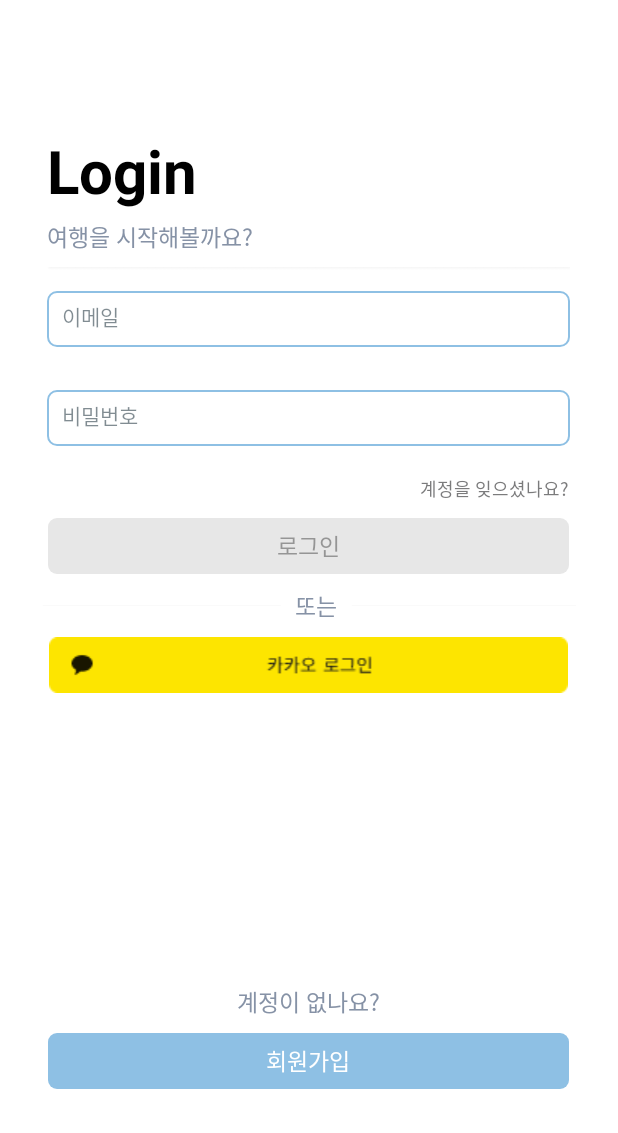
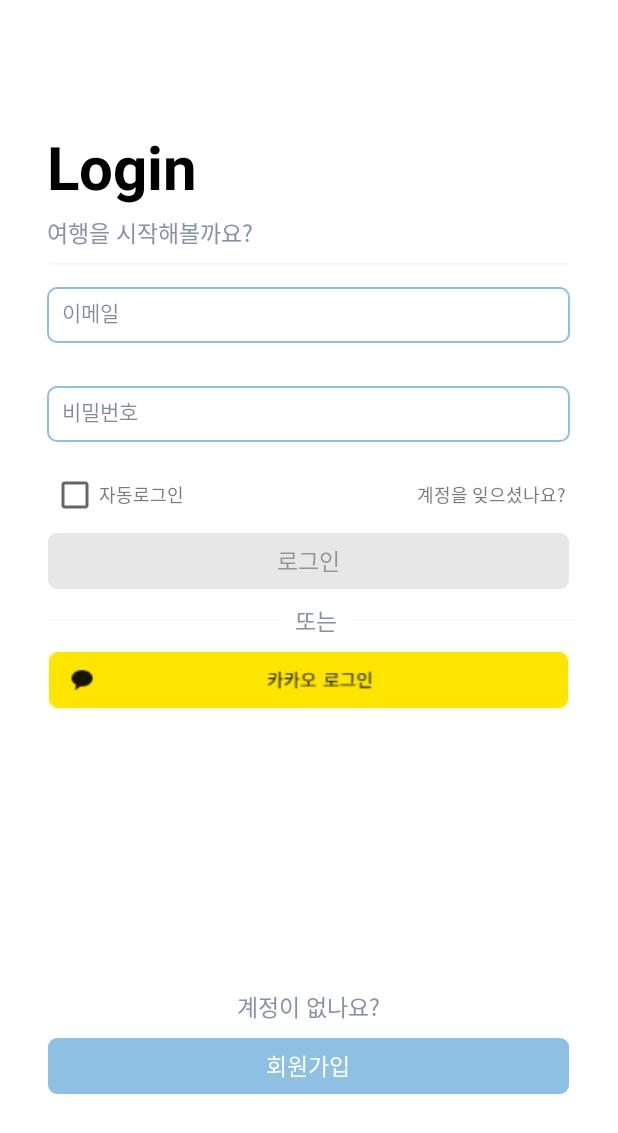
Before and after one commit to brotheravocado/darktour_project, an Android app: the screen it shows after launch (Login), on a phone screen of 412 x 824 dp. Shown: the top 1133 px of the screen. Run offline under Robolectric (Android 15) with nearby library versions, the phone set to English and light mode, and no system bars; libraries missing offline, so code that uses them is left out: com.kakao.auth, com.kakao.network, com.kakao.usermgmt, com.kakao.util; 3 statements that could not run were skipped.

Commit message:
자동로그인

```diff
--- a/app/src/main/java/com/example/darktour_project/Login.java
+++ b/app/src/main/java/com/example/darktour_project/Login.java
@@ -1,12 +1,15 @@
 package com.example.darktour_project;
 
 import android.app.ProgressDialog;
+import android.content.Context;
 import android.content.Intent;
 import android.os.AsyncTask;
 import android.os.Bundle;
+import android.content.SharedPreferences;
 import android.util.Log;
 import android.view.View;
 import android.widget.Button;
+import android.widget.CheckBox;
 import android.widget.EditText;
 import android.widget.ListAdapter;
 import android.widget.SimpleAdapter;
@@ -42,6 +45,8 @@
     private EditText loginpassword;
     private TextView login_email_eroor;
     private TextView login_pw_eroor;
+    private CheckBox cb_save;
+    private Context mContext;
     private SessionCallback sessionCallback = new SessionCallback();
 
     ArrayList<HashMap<String, String>> mArrayList;
@@ -60,6 +65,7 @@
     protected void onCreate(Bundle savedInstanceState) {
         super.onCreate(savedInstanceState);
         setContentView(R.layout.login);
+        mContext = this;
 
         kakaologinbutton = (Button) findViewById(R.id.kakao_login_bt);
         loginbutton = (Button) findViewById(R.id.login_bt);
@@ -67,9 +73,20 @@
         loginpassword = (EditText) findViewById(R.id.login_password);
         login_email_eroor = (TextView) findViewById(R.id.login_email_eroor);
         login_pw_eroor = (TextView) findViewById(R.id.login_pw_eroor);
+        cb_save = (CheckBox) findViewById(R.id.autologin);
 
         session = Session.getCurrentSession();
         session.addCallback(sessionCallback);
+
+        boolean boo = PreferenceManager.getBoolean(mContext,"check"); //로그인 정보 기억하기 체크 유무 확인
+        if(boo){ // 체크가 되어있다면 아래 코드를 수행
+            // 저장된 아이디와 암호를 가져와 셋팅한다.
+            loginemail.setText(PreferenceManager.getString(mContext, "id"));
+            loginpassword.setText(PreferenceManager.getString(mContext, "pw"));
+            GetData task = new GetData();
+            task.execute( loginemail.getText().toString(), loginpassword.getText().toString());
+            cb_save.setChecked(true); //체크박스는 여전히 체크 표시 하도록 셋팅
+        }
 
         // 카카오 로그인 버튼을 눌렀을 때
         kakaologinbutton.setOnClickListener(new View.OnClickListener() {
@@ -83,6 +100,10 @@
         loginbutton.setOnClickListener(new View.OnClickListener() {
             @Override
             public void onClick(View v) {
+
+                //아이디 암호 입력창에서 텍스트를 가져와 PreferenceManager에 저장함
+                PreferenceManager.setString(mContext, "id", loginemail.getText().toString()); //id라는 키값으로 저장
+                PreferenceManager.setString(mContext, "pw", loginpassword.getText().toString()); //pw라는 키값으로 저장
 
                 // 아이디를 입력하지 않은 경우
                 if (loginemail.getText().toString().length() == 0) {
@@ -113,6 +134,23 @@
                 //startActivity(intent);
             }
         });
+
+        //로그인 기억하기 체크박스 유무에 따른 동작 구현
+        cb_save.setOnClickListener(new CheckBox.OnClickListener() {
+            @Override
+            public void onClick(View v) {
+                if (((CheckBox)v).isChecked()) { // 체크박스 체크 되어 있으면
+                    // editText에서 아이디와 암호 가져와 PreferenceManager에 저장한다.
+                    PreferenceManager.setString(mContext, "id", loginemail.getText().toString()); //id 키값으로 저장
+                    PreferenceManager.setString(mContext, "pw", loginpassword.getText().toString()); //pw 키값으로 저장
+                    PreferenceManager.setBoolean(mContext, "check", cb_save.isChecked()); //현재 체크박스 상태 값 저장
+                    } else {
+                        //체크박스가 해제되어있으면
+                        PreferenceManager.setBoolean(mContext, "check", cb_save.isChecked()); //현재 체크박스 상태 값 저장
+                        PreferenceManager.clear(mContext); //로그인 정보를 모두 날림
+                    }
+            }
+        }) ;
 
         mArrayList = new ArrayList<>();
 
--- a/app/src/main/res/layout/login.xml
+++ b/app/src/main/res/layout/login.xml
@@ -215,18 +215,33 @@
                 tools:text="비밀번호" />
         </androidx.appcompat.widget.LinearLayoutCompat>
 
-        <!--계정을 잊으셨나요?_text-->
+        <!--자동로그인_chkbox+계정을 잊으셨나요?_text-->
         <androidx.appcompat.widget.LinearLayoutCompat
             android:layout_width="match_parent"
             android:layout_height="wrap_content"
             android:layout_weight="0"
             android:orientation="horizontal">
+            <!--자동로그인_chkbox 앞의 빈 뷰-->
+            <TextView
+                android:id="@+id/line67"
+                android:layout_width="0dp"
+                android:layout_height="match_parent"
+                android:layout_weight="2.2" />
+            <!--자동로그인_chkbox-->
+            <CheckBox
+                android:id="@+id/autologin"
+                android:layout_width="wrap_content"
+                android:layout_height="wrap_content"
+                android:text="자동로그인"
+                android:textSize="12dp"
+                android:textColor="#B3434344"/>
+
             <!--계정을 잊으셨나요?_text 앞의 빈 뷰-->
             <TextView
                 android:id="@+id/line7"
                 android:layout_width="0dp"
                 android:layout_height="match_parent"
-                android:layout_weight="19" />
+                android:layout_weight="10" />
             <!--계정을 잊으셨나요?_text-->
             <TextView
                 android:id="@+id/forgot"
@@ -234,7 +249,8 @@
                 android:layout_height="match_parent"
                 android:layout_weight="0"
                 android:text="계정을 잊으셨나요?"
-                android:textAppearance="@style/forgot" />
+                android:gravity="center"
+                android:textAppearance="@style/forgot"/>
             <!--계정을 잊으셨나요?_text 뒤의 빈 뷰-->
             <TextView
                 android:id="@+id/line8"
```
Also changed, not shown: app/src/main/java/com/example/darktour_project/Getuserfav.java (added, +126 -0 lines), app/src/main/java/com/example/darktour_project/PreferenceManager.java (added, +75 -0 lines), app/src/main/java/com/example/darktour_project/WriteReview.java (+26 -12 lines).
